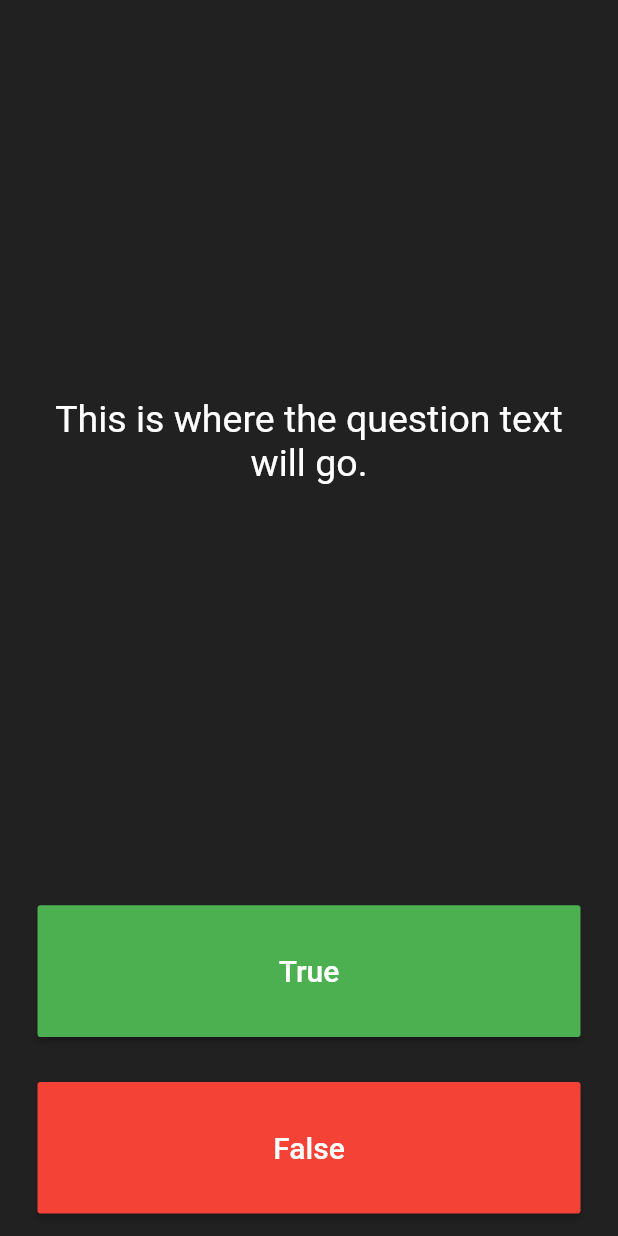
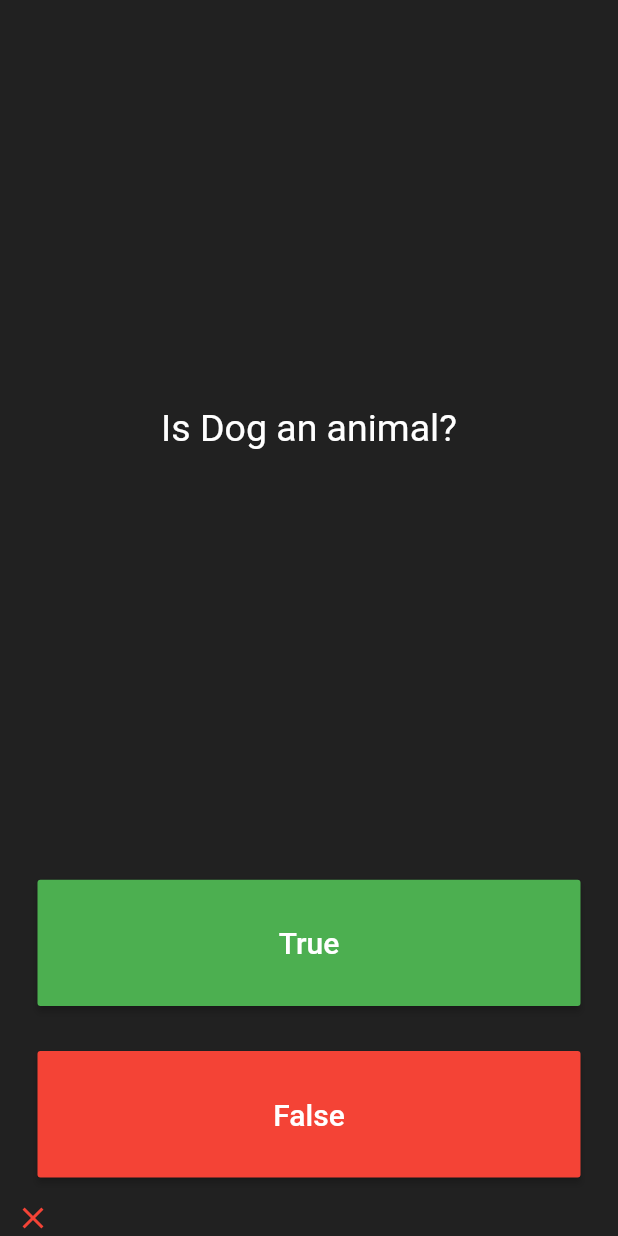
Before and after one commit to soumoq/Quizzler-Flutter, a Flutter app: the screen it shows after launch, after a tap on "True", on a phone screen of 412 x 824 dp. Run offline on Flutter 3.47's test engine with Material 2 defaults, Android fonts, the phone set to English and light mode, and no system bars.

Commit message:
Implement opps in code

```diff
--- /dev/null
+++ b/lib/Questions.dart
@@ -0,0 +1,6 @@
+class Questions {
+  final String questionsText;
+   bool questionsAns;
+
+  Questions(this.questionsText, this.questionsAns);
+}
--- a/lib/main.dart
+++ b/lib/main.dart
@@ -1,4 +1,8 @@
 import 'package:flutter/material.dart';
+import 'package:quizzler/Questions.dart';
+import 'package:quizzler/quiz_brain.dart';
+
+QuizBrain quizBrain = new QuizBrain();
 
 void main() => runApp(Quizzler());
 
@@ -25,6 +29,10 @@ class QuizPage extends StatefulWidget {
 }
 
 class _QuizPageState extends State<QuizPage> {
+  List<Icon> scoreKeeper = [];
+
+  int questionsNo = 0;
+
   @override
   Widget build(BuildContext context) {
     return Column(
@@ -37,7 +45,7 @@ class _QuizPageState extends State<QuizPage> {
             padding: EdgeInsets.all(10.0),
             child: Center(
               child: Text(
-                'This is where the question text will go.',
+                quizBrain.getQText(),
                 textAlign: TextAlign.center,
                 style: TextStyle(
                   fontSize: 25.0,
@@ -62,6 +70,26 @@ class _QuizPageState extends State<QuizPage> {
               ),
               onPressed: () {
                 //The user picked true.
+                setState(() {
+                  //quizBrain.questions[questionsNo].questionsAns = false;
+                  if (quizBrain.getQAns() == true) {
+                    scoreKeeper.add(Icon(
+                      Icons.check,
+                      color: Colors.green,
+                    ));
+                  } else {
+                    scoreKeeper.add(Icon(
+                      Icons.close,
+                      color: Colors.red,
+                    ));
+                  }
+
+                  questionsNo = questionsNo + 1;
+                  quizBrain.nextQ();
+
+                  // if (questionsNo < quizBrain.questions.length - 1) {
+                  // }
+                });
               },
             ),
           ),
@@ -80,12 +108,28 @@ class _QuizPageState extends State<QuizPage> {
               ),
               onPressed: () {
                 //The user picked false.
+                setState(() {
+                  if (quizBrain.getQAns() == false) {
+                    scoreKeeper.add(Icon(
+                      Icons.check,
+                      color: Colors.green,
+                    ));
+                  } else {
+                    scoreKeeper.add(Icon(
+                      Icons.close,
+                      color: Colors.red,
+                    ));
+                  }
+                  quizBrain.nextQ();
+
+                  // if (questionsNo < quizBrain.questions.length - 1) {
+                  // }
+                });
               },
             ),
           ),
         ),
-        //TODO: Add a Row here as your score keeper
-
+        Row(children: scoreKeeper)
       ],
     );
   }
--- /dev/null
+++ b/lib/quiz_brain.dart
@@ -0,0 +1,24 @@
+import 'Questions.dart';
+
+class QuizBrain {
+  int _qCount = 0;
+  List<Questions> _questions = [
+    Questions('Is he a girl?', false),
+    Questions('Is Dog an animal?', true),
+    Questions('Is Duck can\'t fly?', true),
+  ];
+
+  nextQ() {
+    if (_qCount < _questions.length - 1) {
+      _qCount = _qCount + 1;
+    }
+  }
+
+  String getQText() {
+    return _questions[_qCount].questionsText;
+  }
+
+  bool getQAns() {
+    return _questions[_qCount].questionsAns;
+  }
+}
```
